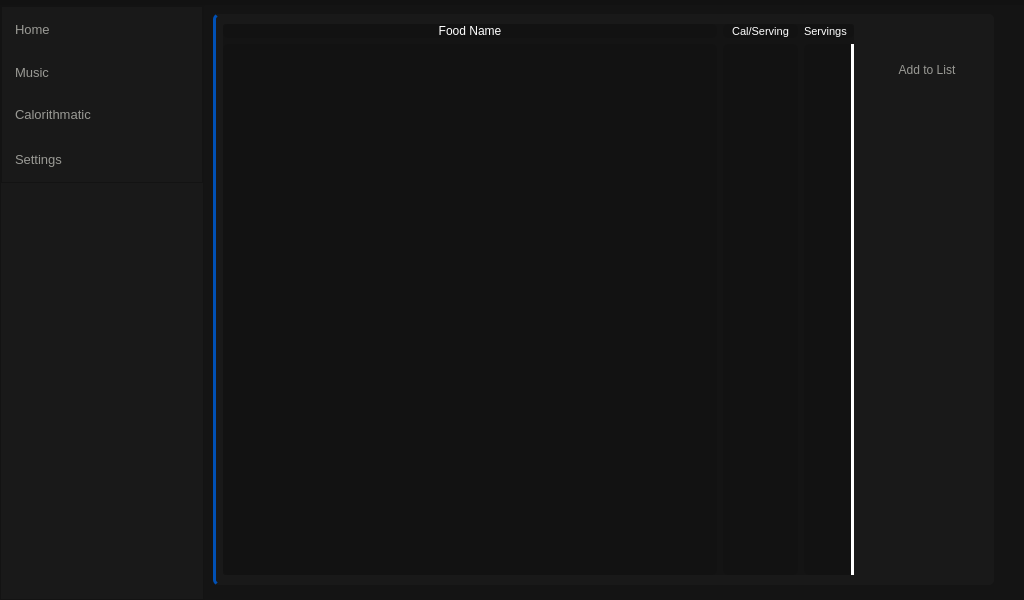
First picture: the form in main/main.ui, repository AlexeCPU/thePhridge, before the edit.
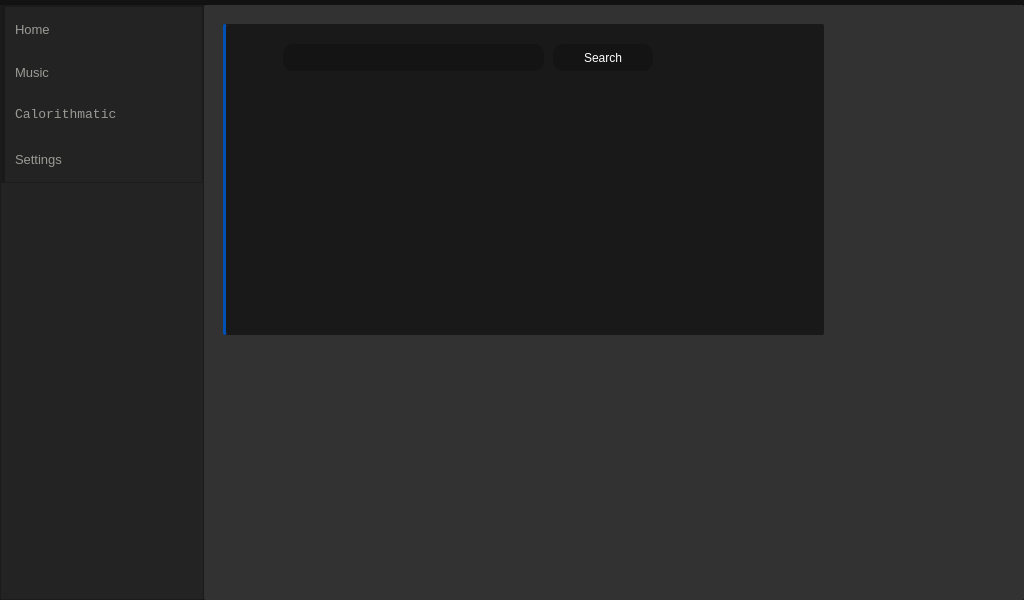
Second picture: the form after the edit. The open tabs and pages were chosen to show the change. Icons and pictures are not drawn.

What changed in the file:
```diff
--- a/main/main.ui
+++ b/main/main.ui
@@ -60,7 +60,7 @@
        </size>
       </property>
       <property name="styleSheet">
-       <string notr="true">background: rgb(25, 25, 25);</string>
+       <string notr="true">background: rgb(35, 35, 35);</string>
       </property>
       <property name="frameShape">
        <enum>QFrame::StyledPanel</enum>
@@ -131,7 +131,7 @@
             </property>
             <property name="styleSheet">
              <string notr="true">QPushButton {
-	background-color: rgb(25, 25, 25);
+	background-color: rgb(35, 35, 35);
 	color: rgb(154, 154, 149);
 	border: none;
 	border-left: 3px solid rgb(25, 25, 25);
@@ -141,7 +141,7 @@
 
 QPushButton:hover {
 	border-left: 3px solid #0050B5;
-	background-color: rgb(18, 18, 18);
+	background-color: rgb(20, 20, 20);
 }
 
 QPushButton:pressed {
@@ -191,7 +191,7 @@
             </property>
             <property name="styleSheet">
              <string notr="true">QPushButton {
-	background-color: rgb(25, 25, 25);
+	background-color: rgb(35, 35, 35);
 	color: rgb(154, 154, 149);
 	border: none;
 	border-left: 3px solid rgb(25, 25, 25);
@@ -201,7 +201,7 @@
 
 QPushButton:hover {
 	border-left: 3px solid #0050B5;
-	background-color: rgb(18, 18, 18);
+	background-color: rgb(20, 20, 20);
 }
 
 QPushButton:pressed {
@@ -235,6 +235,7 @@
             </property>
             <property name="font">
              <font>
+              <family>Monospace</family>
               <pointsize>10</pointsize>
               <weight>50</weight>
               <bold>false</bold>
@@ -248,7 +249,7 @@
             </property>
             <property name="styleSheet">
              <string notr="true">QPushButton {
-	background-color: rgb(25, 25, 25);
+	background-color: rgb(35, 35, 35);
 	color: rgb(154, 154, 149);
 	border: none;
 	border-left: 3px solid rgb(25, 25, 25);
@@ -258,7 +259,7 @@
 
 QPushButton:hover {
 	border-left: 3px solid #0050B5;
-	background-color: rgb(18, 18, 18);
+	background-color: rgb(20, 20, 20);
 }
 
 QPushButton:pressed {
@@ -305,7 +306,7 @@
             </property>
             <property name="styleSheet">
              <string notr="true">QPushButton {
-	background-color: rgb(25, 25, 25);
+	background-color: rgb(35, 35, 35);
 	color: rgb(154, 154, 149);
 	border: none;
 	border-left: 3px solid rgb(25, 25, 25);
@@ -315,7 +316,7 @@
 
 QPushButton:hover {
 	border-left: 3px solid #0050B5;
-	background-color: rgb(18, 18, 18);
+	background-color: rgb(20, 20, 20);
 }
 
 QPushButton:pressed {
@@ -401,7 +402,7 @@
        </sizepolicy>
       </property>
       <property name="styleSheet">
-       <string notr="true">background:#141414;border-radius:2px</string>
+       <string notr="true">background:rgb(50, 50, 50);border-radius:2px</string>
       </property>
       <property name="frameShape">
        <enum>QFrame::StyledPanel</enum>
@@ -413,10 +414,10 @@
        <item row="0" column="0">
         <widget class="QStackedWidget" name="stackedWidget">
          <property name="currentIndex">
-          <number>0</number>
+          <number>2</number>
          </property>
          <widget class="QWidget" name="musicpage">
-          <widget class="QPushButton" name="pushButton">
+          <widget class="QPushButton" name="openYTDL">
            <property name="geometry">
             <rect>
              <x>10</x>
@@ -425,11 +426,14 @@
              <height>27</height>
             </rect>
            </property>
+           <property name="styleSheet">
+            <string notr="true">color:white;</string>
+           </property>
            <property name="text">
-            <string>PushButton</string>
+            <string>Youtube DL</string>
            </property>
           </widget>
-          <widget class="QPushButton" name="pushButton_2">
+          <widget class="QPushButton" name="audPlay">
            <property name="geometry">
             <rect>
              <x>320</x>
@@ -459,7 +463,7 @@
             </size>
            </property>
           </widget>
-          <widget class="QWidget" name="widget" native="true">
+          <widget class="QWidget" name="coverArt" native="true">
            <property name="geometry">
             <rect>
              <x>300</x>
@@ -468,7 +472,7 @@
              <height>171</height>
             </rect>
            </property>
-           <widget class="QLabel" name="label_4">
+           <widget class="QLabel" name="coverArtPix">
             <property name="geometry">
              <rect>
               <x>-2</x>
@@ -556,7 +560,7 @@
             </rect>
            </property>
            <property name="styleSheet">
-            <string notr="true">QFrame{background:rgb(25,25,25);
+            <string notr="true">QFrame{background:#373737;
 border-radius:5px;
 border-left:3px solid #0050B5;}</string>
            </property>
@@ -581,7 +585,7 @@
                <item>
                 <widget class="QLabel" name="label_6">
                  <property name="styleSheet">
-                  <string notr="true">Background-color:#121212;border:none;color:white</string>
+                  <string notr="true">Background-color:rgb(40, 40, 40);border:none;color:white</string>
                  </property>
                  <property name="text">
                   <string>Food Name</string>
@@ -605,7 +609,7 @@
                   </font>
                  </property>
                  <property name="styleSheet">
-                  <string notr="true">Background-color:#121212;border:none;color:white</string>
+                  <string notr="true">Background-color:rgb(40, 40, 40);border:none;color:white</string>
                  </property>
                  <property name="text">
                   <string>Cal/Serving</string>
@@ -629,7 +633,7 @@
                   </font>
                  </property>
                  <property name="styleSheet">
-                  <string notr="true">Background-color:#121212;border:none;color:white</string>
+                  <string notr="true">Background-color:rgb(40, 40, 40);border:none;color:white</string>
                  </property>
                  <property name="text">
                   <string>Servings</string>
@@ -649,7 +653,7 @@
                   </sizepolicy>
                  </property>
                  <property name="styleSheet">
-                  <string notr="true">QListWidget{Background-color:#121212;border:none}
+                  <string notr="true">QListWidget{Background-color:rgb(40, 40, 40);border:none}
 
 QListWidget::item {
 	background-color:rgb(38, 38, 38);
@@ -704,7 +708,7 @@
                   </size>
                  </property>
                  <property name="styleSheet">
-                  <string notr="true">QListWidget{Background-color:#121212;border:none}
+                  <string notr="true">QListWidget{Background-color:rgb(40, 40, 40);border:none}
 
 QListWidget::item {
 	background-color:rgb(38, 38, 38);
@@ -886,7 +890,7 @@
             <item>
              <layout class="QHBoxLayout" name="horizontalLayout_5">
               <item>
-               <widget class="QLabel" name="label_7">
+               <widget class="QLabel" name="calperserv">
                 <property name="styleSheet">
                  <string notr="true">color:white;</string>
                 </property>
@@ -1012,7 +1016,7 @@
             <item>
              <layout class="QHBoxLayout" name="horizontalLayout_8">
               <item>
-               <widget class="QLabel" name="label_9">
+               <widget class="QLabel" name="servtex">
                 <property name="styleSheet">
                  <string notr="true">color:white;</string>
                 </property>
@@ -1248,6 +1252,62 @@
            </widget>
           </widget>
          </widget>
+         <widget class="QWidget" name="youtubedlpage">
+          <widget class="QFrame" name="frame_6">
+           <property name="geometry">
+            <rect>
+             <x>10</x>
+             <y>10</y>
+             <width>601</width>
+             <height>311</height>
+            </rect>
+           </property>
+           <property name="styleSheet">
+            <string notr="true">QFrame{background-color:#191919;
+border-left:3px solid #0050B5;
+border-radius:2px}</string>
+           </property>
+           <property name="frameShape">
+            <enum>QFrame::StyledPanel</enum>
+           </property>
+           <property name="frameShadow">
+            <enum>QFrame::Raised</enum>
+           </property>
+           <widget class="QLineEdit" name="ytdlinput">
+            <property name="geometry">
+             <rect>
+              <x>60</x>
+              <y>20</y>
+              <width>261</width>
+              <height>27</height>
+             </rect>
+            </property>
+            <property name="styleSheet">
+             <string notr="true">	background-color: rgb(20, 20, 20);
+	color:white;
+	border-radius:10px</string>
+            </property>
+           </widget>
+           <widget class="QPushButton" name="pushButton">
+            <property name="geometry">
+             <rect>
+              <x>330</x>
+              <y>20</y>
+              <width>100</width>
+              <height>27</height>
+             </rect>
+            </property>
+            <property name="styleSheet">
+             <string notr="true">	background-color: rgb(20, 20, 20);
+	color:white;
+	border-radius:10px</string>
+            </property>
+            <property name="text">
+             <string>Search</string>
+            </property>
+           </widget>
+          </widget>
+         </widget>
         </widget>
        </item>
       </layout>
```
